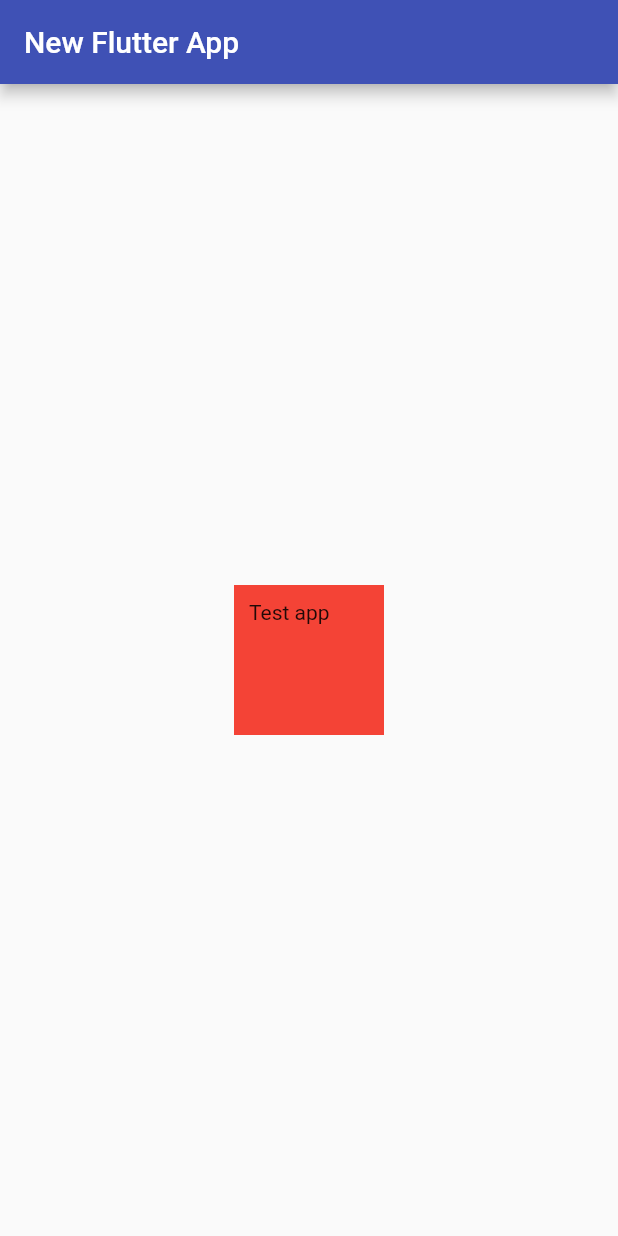
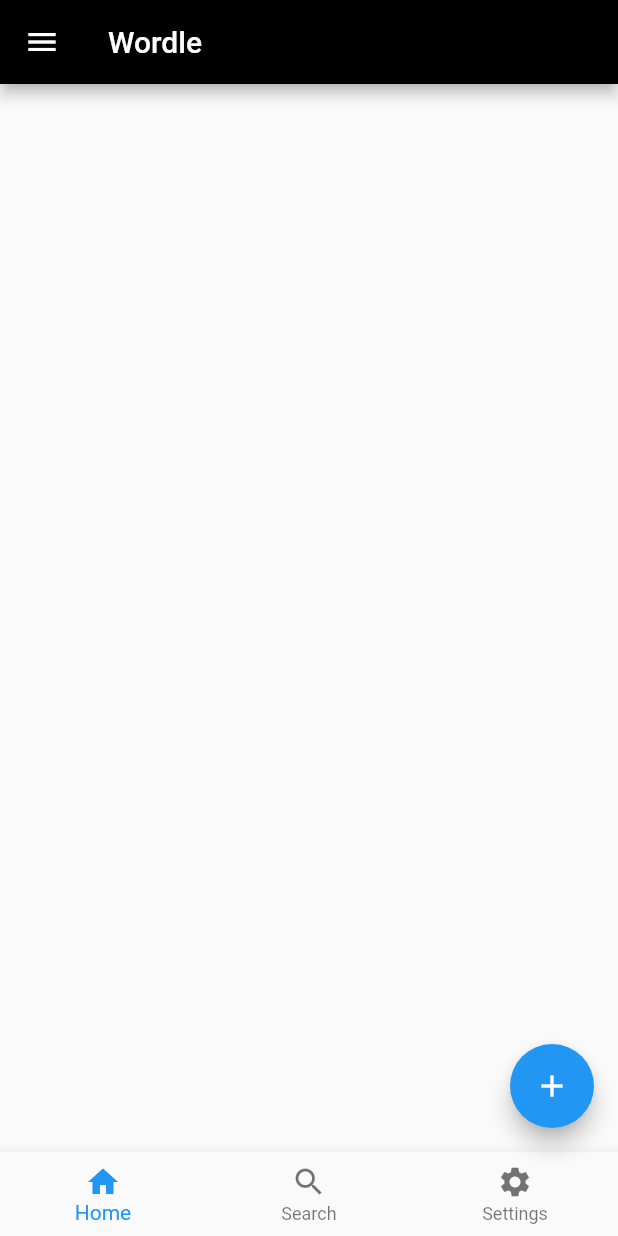
Before and after one commit to AlFarabiDHK/flutter-initial, a Flutter app: the screen it shows after launch, on a phone screen of 412 x 824 dp. Run offline on Flutter 3.47's test engine with Material 2 defaults, Android fonts, the phone set to English and light mode, and no system bars.

Commit message:
Learned about the syntax more

```diff
--- a/lib/main.dart
+++ b/lib/main.dart
@@ -10,23 +10,45 @@ class MyApp extends StatelessWidget {
   @override
   Widget build(BuildContext context) {
     return MaterialApp(
-      home: Scaffold(
-          appBar: AppBar(
-            backgroundColor: Colors.indigo,
-            title: const Text('New Flutter App'),
-          ),
-          body: Center(
-            child: SizedBox(
-              child: Container(
-                child: const Text('Test app'),
-                margin: const EdgeInsets.all(100),
-                padding: const EdgeInsets.all(10),
-                color: Colors.red,
-                height: 100,
-                width: 100,
-              ),
+        home: Scaffold(
+            appBar: AppBar(
+              backgroundColor: Colors.black,
+              title: const Text('Wordle'),
             ),
-          )),
-    );
+            floatingActionButton: FloatingActionButton(
+              child: const Icon(Icons.add),
+              onPressed: () {
+                print('pressed!');
+              },
+            ),
+            bottomNavigationBar: BottomNavigationBar(
+              items: const <BottomNavigationBarItem>[
+                BottomNavigationBarItem(
+                  icon: Icon(Icons.home),
+                  label: 'Home',
+                ),
+                BottomNavigationBarItem(
+                  icon: Icon(Icons.search),
+                  label: 'Search',
+                ),
+                BottomNavigationBarItem(
+                  icon: Icon(Icons.settings),
+                  label: 'Settings',
+                ),
+              ],
+            ),
+            drawer: const Drawer(
+              child: Text('Hello'),
+            ))
+
+        // body: Stack(
+        //   children: const [
+        //     Align(
+        //       child: Icon(Icons.verified),
+        //       alignment: Alignment.center,
+        //     )
+        //   ],
+        // ),
+        );
   }
 }
```
